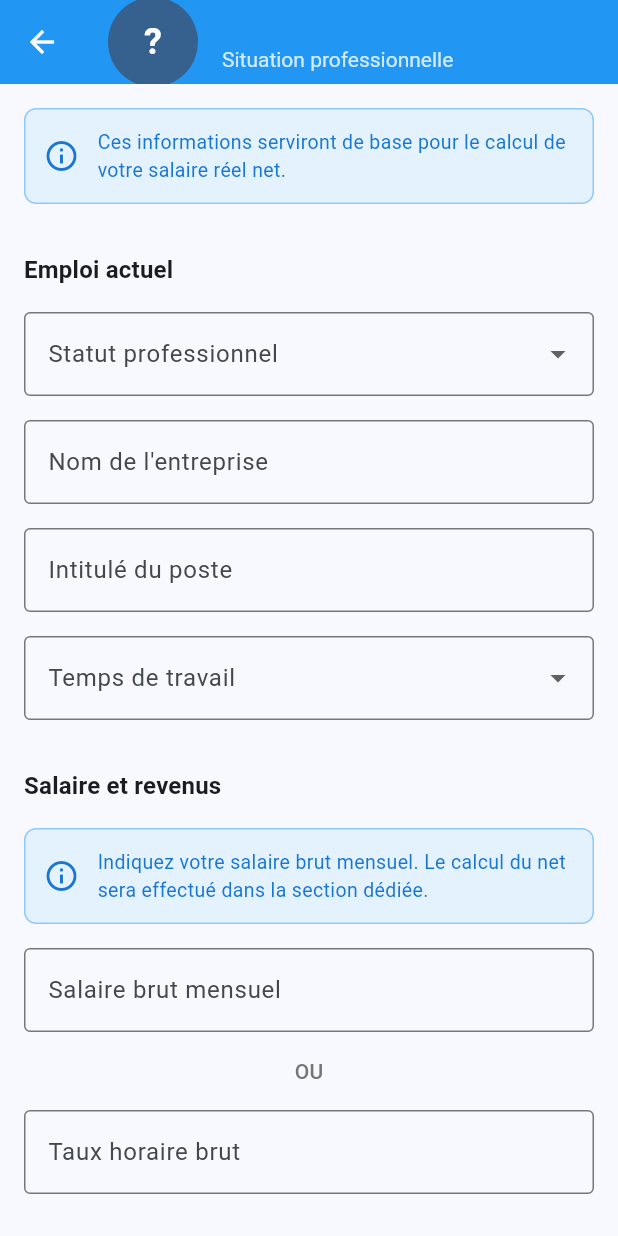
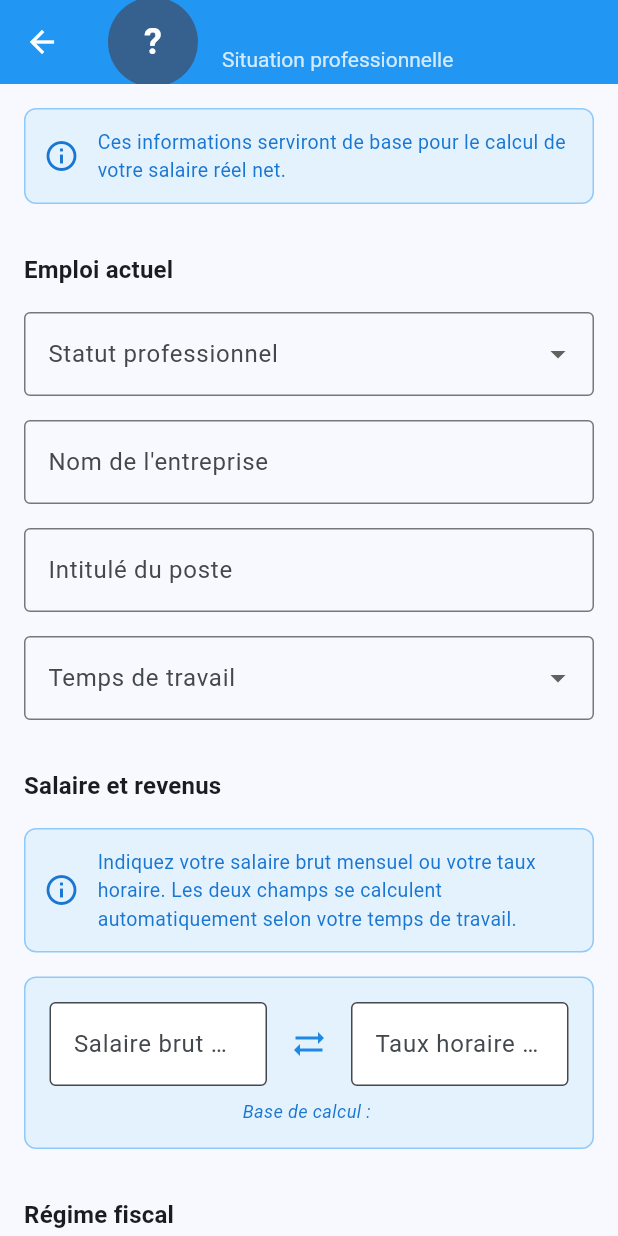
Before and after one commit to ShakaTry/job_cost, a Flutter app: the ProfessionalSituationScreen screen opened directly with empty values, on a phone screen of 412 x 824 dp. Run offline on Flutter 3.47's test engine with Material 3 defaults, Android fonts, the phone set to English and light mode, and no system bars; our stand-ins replace shared_preferences; accounts and stored records are empty.

Commit message:
refactor: Improve salary section UI and clarity
- Update info message to explain automatic calculation
- Reorganize salary fields side by side with sync icon
- Add blue container to group related fields
- Show calculation basis (weekly hours) below fields
- Add proper suffixes (€/mois and €/h) for clarity

🤖 Generated with [Claude Code](https://claude.ai/code)

Co-Authored-By: Claude <noreply@anthropic.com>

```diff
--- a/lib/constants/app_strings.dart
+++ b/lib/constants/app_strings.dart
@@ -100,7 +100,7 @@ class AppStrings {
   static const String or = 'OU';
   static const String hoursPerWeek = 'heures/semaine';
   static const String professionalInfoMessage = 'Ces informations serviront de base pour le calcul de votre salaire réel net.';
-  static const String salaryInfoMessage = 'Indiquez votre salaire brut mensuel. Le calcul du net sera effectué dans la section dédiée.';
+  static const String salaryInfoMessage = 'Indiquez votre salaire brut mensuel ou votre taux horaire. Les deux champs se calculent automatiquement selon votre temps de travail.';
   static const String monthlyAmount = 'par mois';
   static const String annualAmount = 'par an';
   static const String euroSymbol = '€';
--- a/lib/screens/professional_situation_screen.dart
+++ b/lib/screens/professional_situation_screen.dart
@@ -375,13 +375,28 @@ class _ProfessionalSituationScreenState extends State<ProfessionalSituationScree
               ),
               const SizedBox(height: AppConstants.defaultPadding),
 
-              TextFormField(
+              Container(
+                padding: const EdgeInsets.all(AppConstants.defaultPadding),
+                decoration: BoxDecoration(
+                  color: Colors.blue.shade50,
+                  borderRadius: BorderRadius.circular(AppConstants.defaultRadius),
+                  border: Border.all(color: Colors.blue.shade200),
+                ),
+                child: Column(
+                  crossAxisAlignment: CrossAxisAlignment.start,
+                  children: [
+                    Row(
+                      children: [
+                        Expanded(
+                          child: TextFormField(
                             controller: _salaryController,
-                decoration: const InputDecoration(
+                            decoration: InputDecoration(
                               labelText: AppStrings.grossMonthlySalary,
                               hintText: AppStrings.salaryHint,
-                  border: OutlineInputBorder(),
-                  suffixText: AppStrings.euroSymbol,
+                              border: const OutlineInputBorder(),
+                              fillColor: Colors.white,
+                              filled: true,
+                              suffixText: '${AppStrings.euroSymbol}/${AppStrings.monthlyAmount.split(' ').last}',
                             ),
                             keyboardType: TextInputType.number,
                             inputFormatters: [
@@ -389,31 +404,24 @@ class _ProfessionalSituationScreenState extends State<ProfessionalSituationScree
                             ],
                             textInputAction: TextInputAction.next,
                           ),
-
-              const SizedBox(height: AppConstants.defaultPadding),
-
-              Center(
-                child: Text(
-                  AppStrings.or,
-                  style: TextStyle(
-                    color: Colors.grey[600],
-                    fontWeight: FontWeight.w500,
+                        ),
+                        Padding(
+                          padding: const EdgeInsets.symmetric(horizontal: AppConstants.defaultPadding),
+                          child: Icon(
+                            Icons.sync_alt,
+                            color: Colors.blue.shade600,
                           ),
                         ),
-              ),
-
-              const SizedBox(height: AppConstants.defaultPadding),
-
-              Row(
-                children: [
                         Expanded(
                           child: TextFormField(
                             controller: _hourlyRateController,
-                      decoration: const InputDecoration(
+                            decoration: InputDecoration(
                               labelText: AppStrings.grossHourlyRate,
                               hintText: AppStrings.hourlyRateHint,
-                        border: OutlineInputBorder(),
-                        suffixText: AppStrings.euroSymbol,
+                              border: const OutlineInputBorder(),
+                              fillColor: Colors.white,
+                              filled: true,
+                              suffixText: '${AppStrings.euroSymbol}/h',
                             ),
                             keyboardType: const TextInputType.numberWithOptions(decimal: true),
                             inputFormatters: [
@@ -422,18 +430,24 @@ class _ProfessionalSituationScreenState extends State<ProfessionalSituationScree
                             textInputAction: TextInputAction.done,
                           ),
                         ),
-                  if (_workTime == 'Temps plein' || _workTime == 'Temps partiel 80%' || _workTime == 'Temps partiel 60%' || _workTime == 'Temps partiel 50%')
+                      ],
+                    ),
+                    if (_workTime != 'Autre')
                       Padding(
-                      padding: const EdgeInsets.only(left: AppConstants.smallPadding),
+                        padding: const EdgeInsets.only(top: AppConstants.smallPadding),
+                        child: Center(
                           child: Text(
-                        _getWeeklyHours(),
+                            'Base de calcul : ${_getWeeklyHours()}',
                             style: TextStyle(
-                          color: Colors.grey[600],
+                              color: Colors.blue.shade700,
                               fontSize: 12,
+                              fontStyle: FontStyle.italic,
+                            ),
                           ),
                         ),
                       ),
                   ],
+                ),
               ),
 
               if (monthlySalary > 0) ...[
```
Lines whose indentation alone changed are shown as unchanged.
